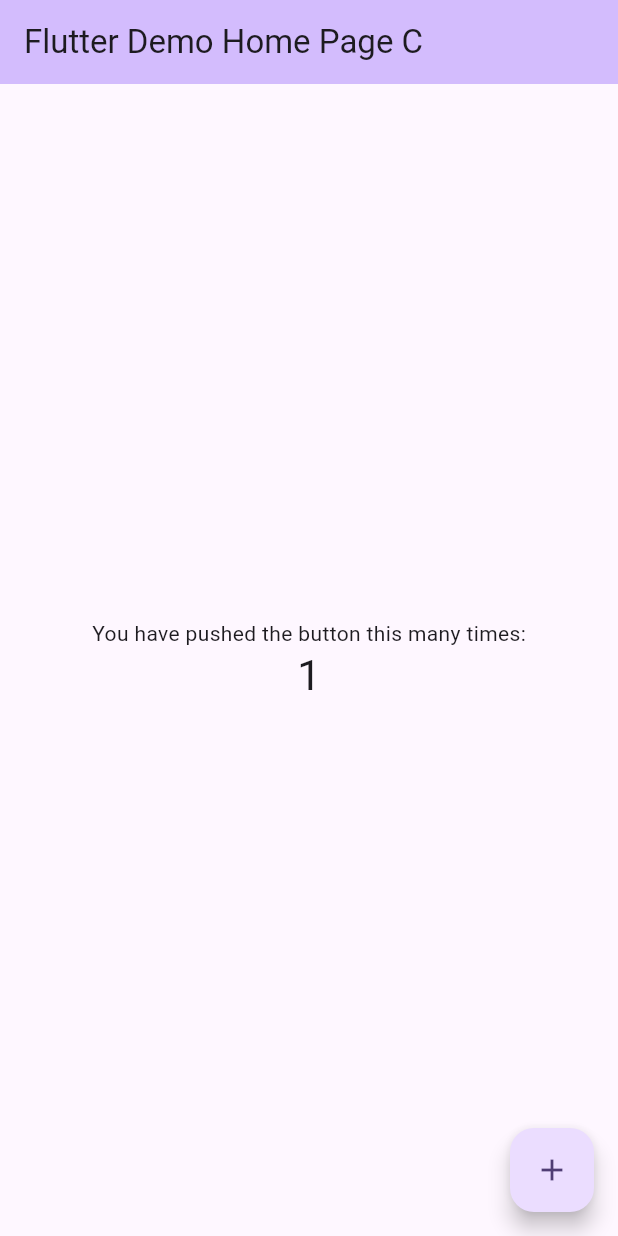
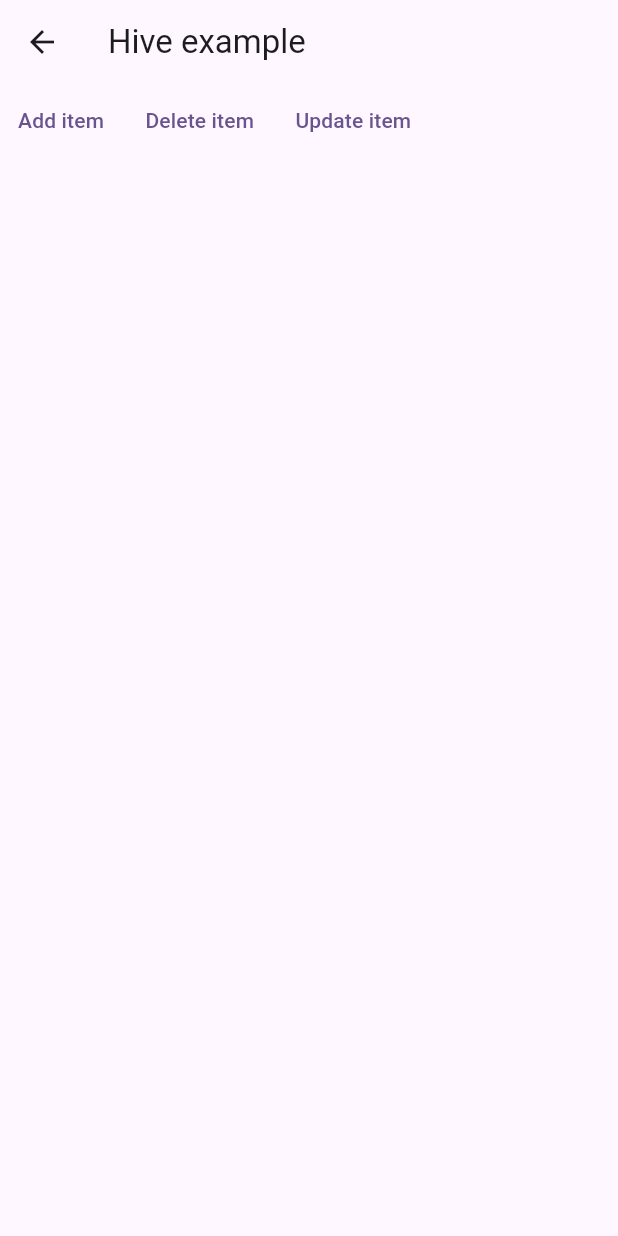
Before and after one commit to KwonSoHyeun/flutter_grams, a Flutter app: the screen it shows after launch, after a tap on the "add" icon, on a phone screen of 412 x 824 dp. Run offline on Flutter 3.47's test engine with Material 2 defaults, Android fonts, the phone set to English and light mode, and no system bars; our stand-ins replace hive, hive_flutter, logger; accounts and stored records are empty; generated files the repository leaves out were written again.

Commit message:
hive 연결 -add, get test code 동작됨.

```diff
--- a/lib/main.dart
+++ b/lib/main.dart
@@ -1,23 +1,37 @@
+import 'dart:developer';
+
 import 'package:flutter/material.dart';
 import 'package:grams/model/cookery.dart';
+import 'package:grams/screen/EditCookery.dart';
 import 'package:grams/services/HiveRepository.dart';
 import 'package:hive_flutter/hive_flutter.dart';
 
+import 'package:logger/logger.dart';
+
+var logger = Logger(
+  printer: PrettyPrinter(),
+);
+
 Future<void> main() async {
-  await Hive.initFlutter();
-  Hive.registerAdapter(CookeryAdapter());
-  await HiveRepository.openBox();
 
+  //await Hive.initFlutter();
+  //Hive.registerAdapter(CookeryAdapter());
+
+  //HiveRepository.cookeryBox.put("title", "value1");
   runApp(const MyApp());
+}
+
+@override
+void initState(){
+  logger.d("ksh first");
 }
 
 class MyApp extends StatelessWidget {
   const MyApp({super.key});
-
-  // This widget is the root of your application.
   @override
   Widget build(BuildContext context) {
     return MaterialApp(
+      debugShowCheckedModeBanner: false,
       title: 'Flutter Demo',
       theme: ThemeData(
         colorScheme: ColorScheme.fromSeed(seedColor: Colors.deepPurple),
@@ -38,14 +52,6 @@ class MyHomePage extends StatefulWidget {
 }
 
 class _MyHomePageState extends State<MyHomePage> {
-  int _counter = 0;
-
-  void _incrementCounter() {
-    setState(() {
-      _counter++;
-    });
-  }
-
   @override
   Widget build(BuildContext context) {
     return Scaffold(
@@ -53,25 +59,27 @@ class _MyHomePageState extends State<MyHomePage> {
         backgroundColor: Theme.of(context).colorScheme.inversePrimary,
         title: Text(widget.title),
       ),
-      body: Center(
+      body: const Center(
         child: Column(
           mainAxisAlignment: MainAxisAlignment.center,
           children: <Widget>[
-            const Text(
+            Text(
               'You have pushed the button this many times:',
-            ),
-            Text(
-              '$_counter',
-              style: Theme.of(context).textTheme.headlineMedium,
             ),
           ],
         ),
       ),
       floatingActionButton: FloatingActionButton(
-        onPressed: _incrementCounter,
+        onPressed:(){
+          _navigateToEditScreen(context);
+        },
         tooltip: 'Increment',
         child: const Icon(Icons.add),
       ), // This trailing comma makes auto-formatting nicer for build methods.
     );
   }
+
+  void _navigateToEditScreen(BuildContext context) {
+    Navigator.of(context).push(MaterialPageRoute(builder: (context) => EditCookery()));
+  }
 }
--- /dev/null
+++ b/lib/screen/EditCookery.dart
@@ -0,0 +1,95 @@
+import 'package:flutter/material.dart';
+import 'package:grams/services/HiveRepository.dart';
+import 'package:hive/hive.dart';
+import 'package:hive_flutter/hive_flutter.dart';
+import '../model/cookery.dart';
+import '../model/ingredient.dart';
+
+class EditCookery extends StatefulWidget {
+  @override
+  _EditCookeryState createState() => _EditCookeryState();
+}
+
+class _EditCookeryState extends State<EditCookery> {
+  //late HiveRepository _personBox;
+
+  @override
+  void initState() {
+    // TODO: implement initState
+    super.initState();
+
+    _openBox();
+  }
+
+  Future _openBox() async {
+    await Hive.initFlutter();
+    Hive.registerAdapter(CookeryAdapter());
+    await HiveRepository.openBox();
+    return;
+  }
+
+  Future<void> onAddPress() async {
+    Ingredient ing = Ingredient(name: "name", count: 1, unit: "gram");
+    Cookery personModel =
+        Cookery(title: "title1", desc: "aaaaa", ingredients: null);
+    await HiveRepository.add(personModel);
+  }
+
+  Future<void> onUpdatePress(BuildContext context) async{
+    Cookery item = await HiveRepository.getAtIndex(0);
+    if(!mounted) return;
+    showDialog(
+        context: context,
+        barrierDismissible: true, //바깥 영역 터치시 닫을지 여부 결정
+        builder: ((context) {
+          return AlertDialog(
+            title: Text("제목"),
+            content: Text(item.title + item.desc),
+            actions: <Widget>[
+              Container(
+                child: ElevatedButton(
+                  onPressed: () {
+                    Navigator.of(context).pop(); //창 닫기
+                  },
+                  child: Text("네"),
+                ),
+              ),
+            ],
+          );
+        }));
+
+  }
+
+  @override
+  Widget build(BuildContext context) {
+    return Scaffold(
+      appBar: AppBar(
+        title: Text("Hive example"),
+      ),
+      body: Column(
+        children: <Widget>[
+          Row(
+            children: <Widget>[
+              TextButton(
+                child: Text("Add item "),
+                onPressed: () {
+                  onAddPress();
+                },
+              ),
+              TextButton(
+                child: Text("Delete item "),
+                onPressed: () {},
+              ),
+              TextButton(
+                child: Text("Update item "),
+                onPressed: () {
+                  onUpdatePress(context);
+                },
+              ),
+            ],
+          )
+        ],
+      ),
+    );
+  }
+}
--- a/lib/services/HiveRepository.dart
+++ b/lib/services/HiveRepository.dart
@@ -6,9 +6,22 @@ const String COOKERY_BOX = 'COOKERY_BOX';
 
 class HiveRepository{
 
-  static Box<Cookery>? cookeryBox;
+  static late final Box<Cookery> cookeryBox;
 
   static Future openBox() async{
-    cookeryBox = await Hive.openBox(COOKERY_BOX);
+    cookeryBox = await Hive.openBox<Cookery>(COOKERY_BOX);
+  }
+
+  static Future<void> add(Cookery cookery) async{
+    cookeryBox.add(cookery);
+  }
+
+  static List<Cookery> getAll(){
+    return cookeryBox.values.toList();
+  }
+
+  static Future<Cookery> getAtIndex(int index) async{
+    var item = cookeryBox.getAt(index) as Cookery;
+    return item;
   }
 }
--- a/pubspec.yaml
+++ b/pubspec.yaml
@@ -37,6 +37,7 @@ dependencies:
   cupertino_icons: ^1.0.2
   hive: ^2.2.3
   hive_flutter: ^1.1.0
+  logger: ^2.0.2+1
 
 dev_dependencies:
   flutter_test:
```
Also changed, not shown: pubspec.lock, 2 other files.
